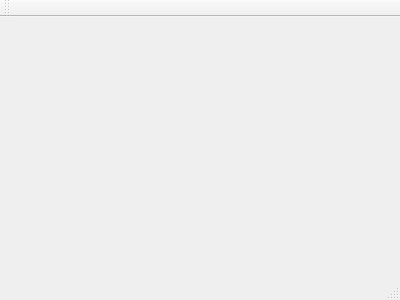
Before: the Qt Designer form LibraryManagement/mainwindow.ui in Alex-BusNet/LibraryManagement, drawn with Qt 5.
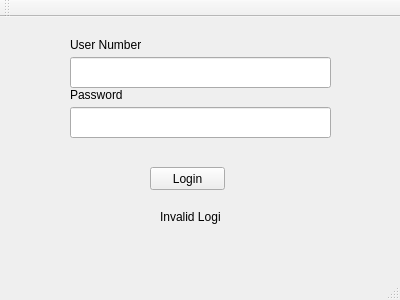
After: the same form once the commit is applied.

Diff of the .ui file:
```diff
--- a/LibraryManagement/mainwindow.ui
+++ b/LibraryManagement/mainwindow.ui
@@ -12,13 +12,104 @@
   <property name="windowTitle" >
    <string>MainWindow</string>
   </property>
-  <widget class="QMenuBar" name="menuBar" />
-  <widget class="QToolBar" name="mainToolBar" />
-  <widget class="QWidget" name="centralWidget" />
-  <widget class="QStatusBar" name="statusBar" />
+  <widget class="QWidget" name="centralWidget">
+   <widget class="QPushButton" name="pushButton">
+    <property name="geometry">
+     <rect>
+      <x>150</x>
+      <y>150</y>
+      <width>75</width>
+      <height>23</height>
+     </rect>
+    </property>
+    <property name="text">
+     <string>Login</string>
+    </property>
+   </widget>
+   <widget class="QLineEdit" name="lineEdit">
+    <property name="geometry">
+     <rect>
+      <x>70</x>
+      <y>40</y>
+      <width>261</width>
+      <height>31</height>
+     </rect>
+    </property>
+   </widget>
+   <widget class="QLineEdit" name="lineEdit_2">
+    <property name="geometry">
+     <rect>
+      <x>70</x>
+      <y>90</y>
+      <width>261</width>
+      <height>31</height>
+     </rect>
+    </property>
+   </widget>
+   <widget class="QLabel" name="label">
+    <property name="geometry">
+     <rect>
+      <x>160</x>
+      <y>190</y>
+      <width>61</width>
+      <height>21</height>
+     </rect>
+    </property>
+    <property name="text">
+     <string>Invalid Login</string>
+    </property>
+    <property name="textFormat">
+     <enum>Qt::RichText</enum>
+    </property>
+   </widget>
+   <widget class="QLabel" name="label_2">
+    <property name="geometry">
+     <rect>
+      <x>70</x>
+      <y>20</y>
+      <width>71</width>
+      <height>16</height>
+     </rect>
+    </property>
+    <property name="text">
+     <string>User Number</string>
+    </property>
+   </widget>
+   <widget class="QLabel" name="label_3">
+    <property name="geometry">
+     <rect>
+      <x>70</x>
+      <y>70</y>
+      <width>61</width>
+      <height>16</height>
+     </rect>
+    </property>
+    <property name="text">
+     <string>Password</string>
+    </property>
+   </widget>
+  </widget>
+  <widget class="QMenuBar" name="menuBar">
+   <property name="geometry">
+    <rect>
+     <x>0</x>
+     <y>0</y>
+     <width>400</width>
+     <height>21</height>
+    </rect>
+   </property>
+  </widget>
+  <widget class="QToolBar" name="mainToolBar">
+   <attribute name="toolBarArea">
+    <enum>TopToolBarArea</enum>
+   </attribute>
+   <attribute name="toolBarBreak">
+    <bool>false</bool>
+   </attribute>
+  </widget>
+  <widget class="QStatusBar" name="statusBar"/>
  </widget>
- <layoutDefault spacing="6" margin="11" />
- <pixmapfunction></pixmapfunction>
+ <layoutdefault spacing="6" margin="11"/>
  <resources/>
  <connections/>
 </ui>
```
Left out of the diff: 7 changed lines with no effect on the pictures.
